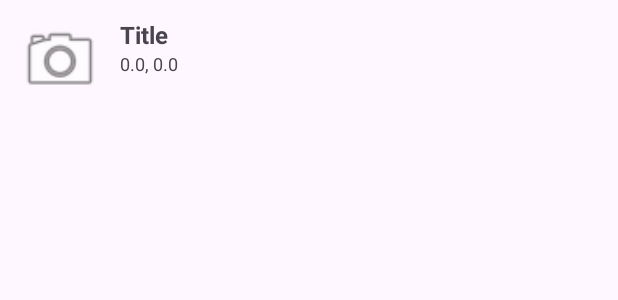
After one commit to CarlaJcreates/Nearby-Memories, an Android app: the layout item_memory.xml on its own in the app's theme, with its tools: preview values and no code run, on a phone screen of 412 x 824 dp. The commit adds this screen. Shown: the top 300 px of the screen. Run offline under Robolectric (Android 15) with nearby library versions, the phone set to English and light mode, and no system bars.

Commit message:
Added RecyclerView list and bound to Room LiveData

```diff
--- /dev/null
+++ b/app/src/main/res/layout/item_memory.xml
@@ -0,0 +1,25 @@
+<?xml version="1.0" encoding="utf-8"?>
+<LinearLayout xmlns:android="http://schemas.android.com/apk/res/android"
+    android:padding="12dp" android:orientation="horizontal"
+    android:layout_width="match_parent" android:layout_height="wrap_content">
+
+    <ImageView
+        android:id="@+id/imgThumb" android:layout_width="56dp" android:layout_height="56dp"
+        android:scaleType="centerCrop" android:src="@android:drawable/ic_menu_camera"/>
+
+    <LinearLayout
+        android:layout_width="0dp" android:layout_height="wrap_content"
+        android:layout_weight="1" android:layout_marginStart="12dp"
+        android:orientation="vertical">
+
+        <TextView
+            android:id="@+id/txtTitle"
+            android:layout_width="wrap_content" android:layout_height="wrap_content"
+            android:textStyle="bold" android:textSize="16sp" android:text="Title"/>
+
+        <TextView
+            android:id="@+id/txtCoords"
+            android:layout_width="wrap_content" android:layout_height="wrap_content"
+            android:textSize="12sp" android:text="0.0, 0.0"/>
+    </LinearLayout>
+</LinearLayout>
```
Also changed, not shown: app/src/main/java/com/example/nearbymemories/ui/ListFragment.java (+70 -2 lines), app/src/main/res/layout/fragment_list.xml (added, +8 -0 lines).
